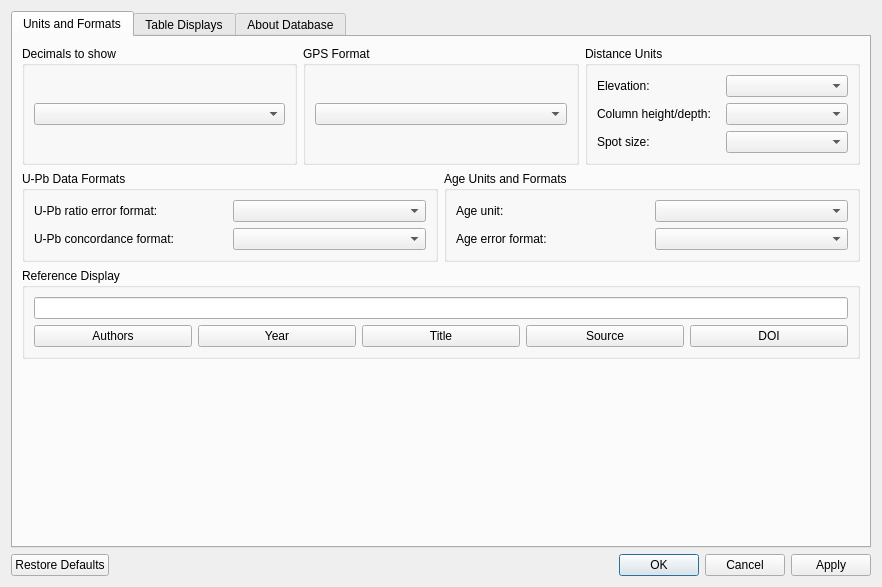
kathrynmetcalf/GeoCORK, file ui/Settings.ui: the form before one commit.
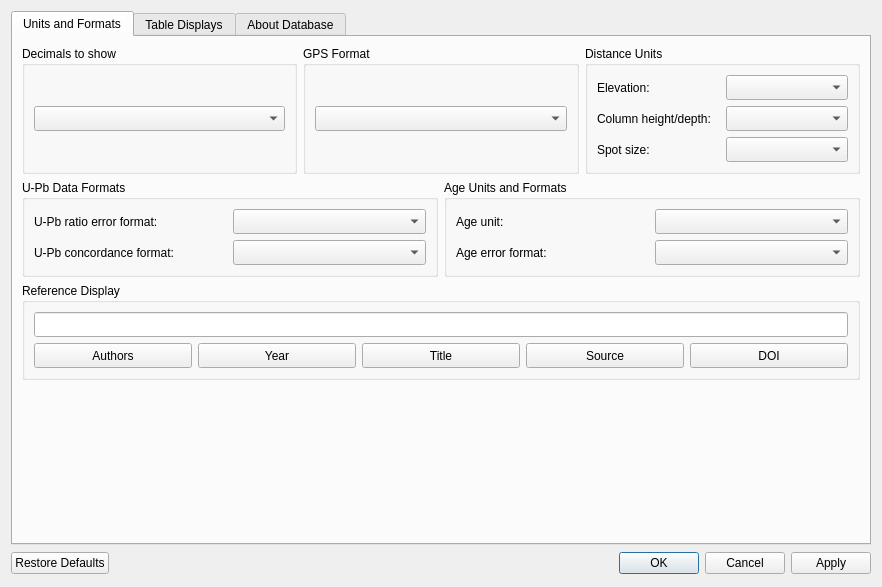
The form after the commit. The open tabs and pages were chosen to show the change.

```diff
--- a/ui/Settings.ui
+++ b/ui/Settings.ui
@@ -33,7 +33,20 @@
            </property>
            <layout class="QVBoxLayout" name="verticalLayout_3">
             <item>
-             <widget class="QComboBox" name="decimals_comboBox"/>
+             <widget class="QComboBox" name="decimals_comboBox">
+              <property name="minimumSize">
+               <size>
+                <width>0</width>
+                <height>25</height>
+               </size>
+              </property>
+              <property name="maximumSize">
+               <size>
+                <width>16777215</width>
+                <height>25</height>
+               </size>
+              </property>
+             </widget>
             </item>
            </layout>
           </widget>
@@ -45,7 +58,20 @@
            </property>
            <layout class="QVBoxLayout" name="verticalLayout_2">
             <item>
-             <widget class="QComboBox" name="gps_format_comboBox"/>
+             <widget class="QComboBox" name="gps_format_comboBox">
+              <property name="minimumSize">
+               <size>
+                <width>0</width>
+                <height>25</height>
+               </size>
+              </property>
+              <property name="maximumSize">
+               <size>
+                <width>16777215</width>
+                <height>25</height>
+               </size>
+              </property>
+             </widget>
             </item>
            </layout>
           </widget>
@@ -64,7 +90,20 @@
              </widget>
             </item>
             <item row="0" column="1">
-             <widget class="QComboBox" name="elev_unit_comboBox"/>
+             <widget class="QComboBox" name="elev_unit_comboBox">
+              <property name="minimumSize">
+               <size>
+                <width>0</width>
+                <height>25</height>
+               </size>
+              </property>
+              <property name="maximumSize">
+               <size>
+                <width>16777215</width>
+                <height>25</height>
+               </size>
+              </property>
+             </widget>
             </item>
             <item row="1" column="0">
              <widget class="QLabel" name="column_unit_label">
@@ -74,7 +113,20 @@
              </widget>
             </item>
             <item row="1" column="1">
-             <widget class="QComboBox" name="column_unit_comboBox"/>
+             <widget class="QComboBox" name="column_unit_comboBox">
+              <property name="minimumSize">
+               <size>
+                <width>0</width>
+                <height>25</height>
+               </size>
+              </property>
+              <property name="maximumSize">
+               <size>
+                <width>16777215</width>
+                <height>25</height>
+               </size>
+              </property>
+             </widget>
             </item>
             <item row="2" column="0">
              <widget class="QLabel" name="spot_size_unit_label">
@@ -84,7 +136,20 @@
              </widget>
             </item>
             <item row="2" column="1">
-             <widget class="QComboBox" name="spot_size_unit_comboBox"/>
+             <widget class="QComboBox" name="spot_size_unit_comboBox">
+              <property name="minimumSize">
+               <size>
+                <width>0</width>
+                <height>25</height>
+               </size>
+              </property>
+              <property name="maximumSize">
+               <size>
+                <width>16777215</width>
+                <height>25</height>
+               </size>
+              </property>
+             </widget>
             </item>
            </layout>
           </widget>
@@ -107,7 +172,20 @@
              </widget>
             </item>
             <item row="0" column="1">
-             <widget class="QComboBox" name="upb_ratio_error_format_comboBox"/>
+             <widget class="QComboBox" name="upb_ratio_error_format_comboBox">
+              <property name="minimumSize">
+               <size>
+                <width>0</width>
+                <height>25</height>
+               </size>
+              </property>
+              <property name="maximumSize">
+               <size>
+                <width>16777215</width>
+                <height>25</height>
+               </size>
+              </property>
+             </widget>
             </item>
             <item row="1" column="0">
              <widget class="QLabel" name="upb_concordance_format_label">
@@ -117,7 +195,20 @@
              </widget>
             </item>
             <item row="1" column="1">
-             <widget class="QComboBox" name="upb_concordance_format_comboBox"/>
+             <widget class="QComboBox" name="upb_concordance_format_comboBox">
+              <property name="minimumSize">
+               <size>
+                <width>0</width>
+                <height>25</height>
+               </size>
+              </property>
+              <property name="maximumSize">
+               <size>
+                <width>16777215</width>
+                <height>25</height>
+               </size>
+              </property>
+             </widget>
             </item>
            </layout>
           </widget>
@@ -136,7 +227,20 @@
              </widget>
             </item>
             <item row="0" column="1">
-             <widget class="QComboBox" name="age_unit_comboBox"/>
+             <widget class="QComboBox" name="age_unit_comboBox">
+              <property name="minimumSize">
+               <size>
+                <width>0</width>
+                <height>25</height>
+               </size>
+              </property>
+              <property name="maximumSize">
+               <size>
+                <width>16777215</width>
+                <height>25</height>
+               </size>
+              </property>
+             </widget>
             </item>
             <item row="1" column="0">
              <widget class="QLabel" name="age_error_format_label">
@@ -146,7 +250,20 @@
              </widget>
             </item>
             <item row="1" column="1">
-             <widget class="QComboBox" name="age_error_format_comboBox"/>
+             <widget class="QComboBox" name="age_error_format_comboBox">
+              <property name="minimumSize">
+               <size>
+                <width>0</width>
+                <height>25</height>
+               </size>
+              </property>
+              <property name="maximumSize">
+               <size>
+                <width>16777215</width>
+                <height>25</height>
+               </size>
+              </property>
+             </widget>
             </item>
            </layout>
           </widget>
@@ -160,12 +277,37 @@
          </property>
          <layout class="QVBoxLayout" name="verticalLayout">
           <item>
-           <widget class="QLineEdit" name="reference_display_lineEdit"/>
+           <widget class="QLineEdit" name="reference_display_lineEdit">
+            <property name="minimumSize">
+             <size>
+              <width>0</width>
+              <height>25</height>
+             </size>
+            </property>
+            <property name="maximumSize">
+             <size>
+              <width>16777215</width>
+              <height>25</height>
+             </size>
+            </property>
+           </widget>
           </item>
           <item>
            <layout class="QHBoxLayout" name="horizontalLayout">
             <item>
              <widget class="QPushButton" name="authors_pushButton">
+              <property name="minimumSize">
+               <size>
+                <width>0</width>
+                <height>25</height>
+               </size>
+              </property>
+              <property name="maximumSize">
+               <size>
+                <width>16777215</width>
+                <height>25</height>
+               </size>
+              </property>
               <property name="text">
                <string>Authors</string>
               </property>
@@ -173,6 +315,18 @@
             </item>
             <item>
              <widget class="QPushButton" name="year_pushButton">
+              <property name="minimumSize">
+               <size>
+                <width>0</width>
+                <height>25</height>
+               </size>
+              </property>
+              <property name="maximumSize">
+               <size>
+                <width>16777215</width>
+                <height>25</height>
+               </size>
+              </property>
               <property name="text">
                <string>Year</string>
               </property>
@@ -180,6 +334,18 @@
             </item>
             <item>
              <widget class="QPushButton" name="title_pushButton">
+              <property name="minimumSize">
+               <size>
+                <width>0</width>
+                <height>25</height>
+               </size>
+              </property>
+              <property name="maximumSize">
+               <size>
+                <width>16777215</width>
+                <height>25</height>
+               </size>
+              </property>
               <property name="text">
                <string>Title</string>
               </property>
@@ -187,6 +353,18 @@
             </item>
             <item>
              <widget class="QPushButton" name="source_pushButton">
+              <property name="minimumSize">
+               <size>
+                <width>0</width>
+                <height>25</height>
+               </size>
+              </property>
+              <property name="maximumSize">
+               <size>
+                <width>16777215</width>
+                <height>25</height>
+               </size>
+              </property>
               <property name="text">
                <string>Source</string>
               </property>
@@ -194,6 +372,18 @@
             </item>
             <item>
              <widget class="QPushButton" name="doi_pushButton">
+              <property name="minimumSize">
+               <size>
+                <width>0</width>
+                <height>25</height>
+               </size>
+              </property>
+              <property name="maximumSize">
+               <size>
+                <width>16777215</width>
+                <height>25</height>
+               </size>
+              </property>
               <property name="text">
                <string>DOI</string>
               </property>
@@ -479,6 +669,18 @@
    </item>
    <item>
     <widget class="QDialogButtonBox" name="buttonBox">
+     <property name="minimumSize">
+      <size>
+       <width>0</width>
+       <height>25</height>
+      </size>
+     </property>
+     <property name="maximumSize">
+      <size>
+       <width>16777215</width>
+       <height>25</height>
+      </size>
+     </property>
      <property name="orientation">
       <enum>Qt::Horizontal</enum>
      </property>
```
Left out of the diff: 173 changed lines with no effect on the pictures.
